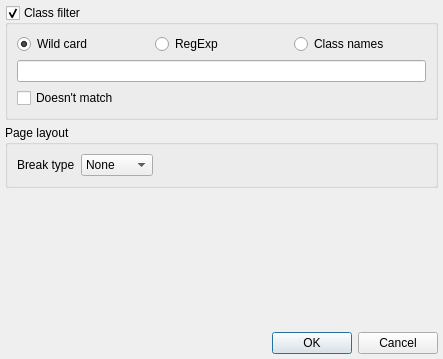
This is quickevent/app/plugins/qml/Runs/src/Runs/reportoptionsdialog.ui in Quick-Event/quickbox as Qt 5 draws it before an edit. The edited form follows.
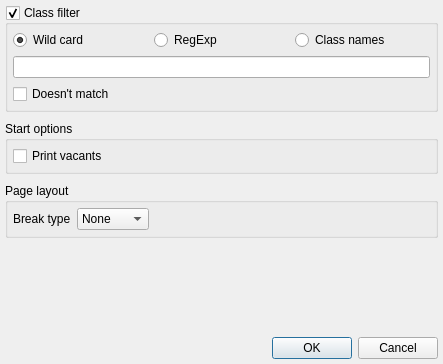
This is the edited form.

```diff
--- a/quickevent/app/plugins/qml/Runs/src/Runs/reportoptionsdialog.ui
+++ b/quickevent/app/plugins/qml/Runs/src/Runs/reportoptionsdialog.ui
@@ -7,7 +7,7 @@
     <x>0</x>
     <y>0</y>
     <width>443</width>
-    <height>359</height>
+    <height>364</height>
    </rect>
   </property>
   <property name="windowTitle">
@@ -15,7 +15,7 @@
   </property>
   <layout class="QVBoxLayout" name="verticalLayout">
    <property name="spacing">
-    <number>5</number>
+    <number>9</number>
    </property>
    <property name="leftMargin">
     <number>5</number>
@@ -41,6 +41,18 @@
       <bool>true</bool>
      </property>
      <layout class="QGridLayout" name="gridLayout">
+      <property name="leftMargin">
+       <number>5</number>
+      </property>
+      <property name="topMargin">
+       <number>5</number>
+      </property>
+      <property name="rightMargin">
+       <number>5</number>
+      </property>
+      <property name="bottomMargin">
+       <number>5</number>
+      </property>
       <item row="0" column="1">
        <widget class="QRadioButton" name="btRegExp">
         <property name="toolTip">
@@ -87,12 +99,52 @@
      </layout>
     </widget>
    </item>
+   <item>
+    <widget class="QGroupBox" name="grpStartOptions">
+     <property name="title">
+      <string>Start options</string>
+     </property>
+     <layout class="QHBoxLayout" name="horizontalLayout">
+      <property name="leftMargin">
+       <number>5</number>
+      </property>
+      <property name="topMargin">
+       <number>5</number>
+      </property>
+      <property name="rightMargin">
+       <number>5</number>
+      </property>
+      <property name="bottomMargin">
+       <number>5</number>
+      </property>
+      <item>
+       <widget class="QCheckBox" name="chkStartOpts_PrintVacants">
+        <property name="text">
+         <string>Print vacants</string>
+        </property>
+       </widget>
+      </item>
+     </layout>
+    </widget>
+   </item>
    <item>
     <widget class="QGroupBox" name="groupBox">
      <property name="title">
       <string>Page layout</string>
      </property>
      <layout class="QGridLayout" name="gridLayout_3">
+      <property name="leftMargin">
+       <number>5</number>
+      </property>
+      <property name="topMargin">
+       <number>5</number>
+      </property>
+      <property name="rightMargin">
+       <number>5</number>
+      </property>
+      <property name="bottomMargin">
+       <number>5</number>
+      </property>
       <item row="0" column="1">
        <widget class="QComboBox" name="cbxBreakAfterClassType">
         <item>
```
